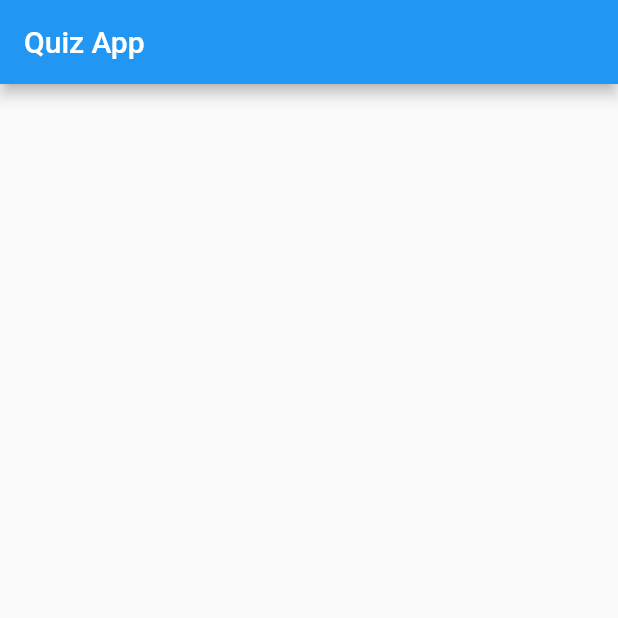
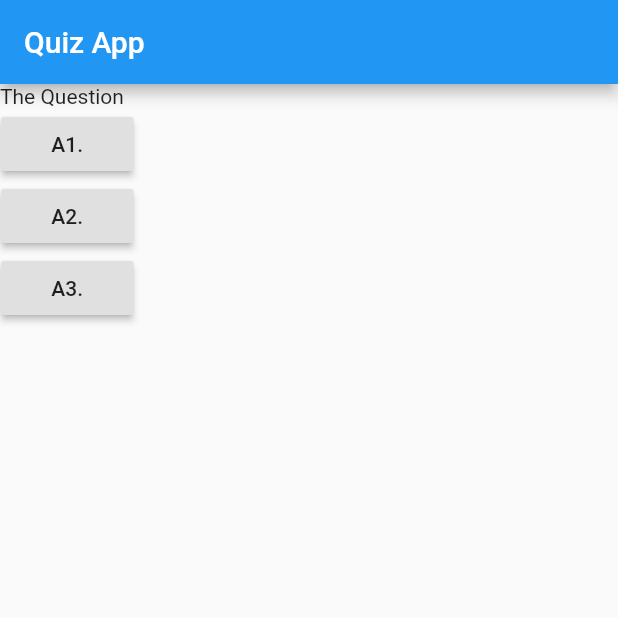
Before and after one commit to FadyFouad/flutter_quiz_app, a Flutter app: the screen it shows after launch, on a phone screen of 412 x 824 dp, the top half of it. Run offline on Flutter 3.47's test engine with Material 2 defaults, Android fonts, the phone set to English and light mode, and no system bars.

Commit message:
add Buttons

```diff
--- a/lib/main.dart
+++ b/lib/main.dart
@@ -32,6 +32,23 @@ class MyApp extends StatelessWidget {
       home: Scaffold(
         appBar: AppBar(
           title: Text("Quiz App"),
+        ),
+        body: Column(
+          children: [
+            Text("The Question  "),
+            RaisedButton(
+              child: Text("A1."),
+              onPressed: () {},
+            ),
+            RaisedButton(
+              child: Text("A2."),
+              onPressed: () {},
+            ),
+            RaisedButton(
+              child: Text("A3."),
+              onPressed: () {},
+            ),
+          ],
         ),
       ),
     );
```
